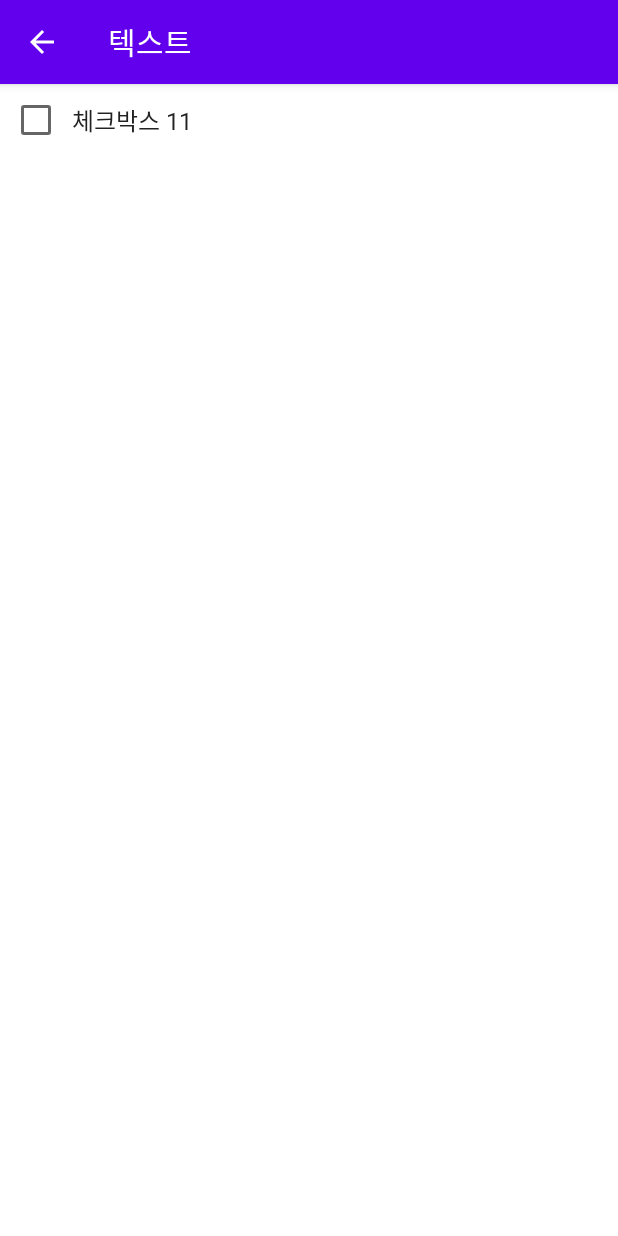
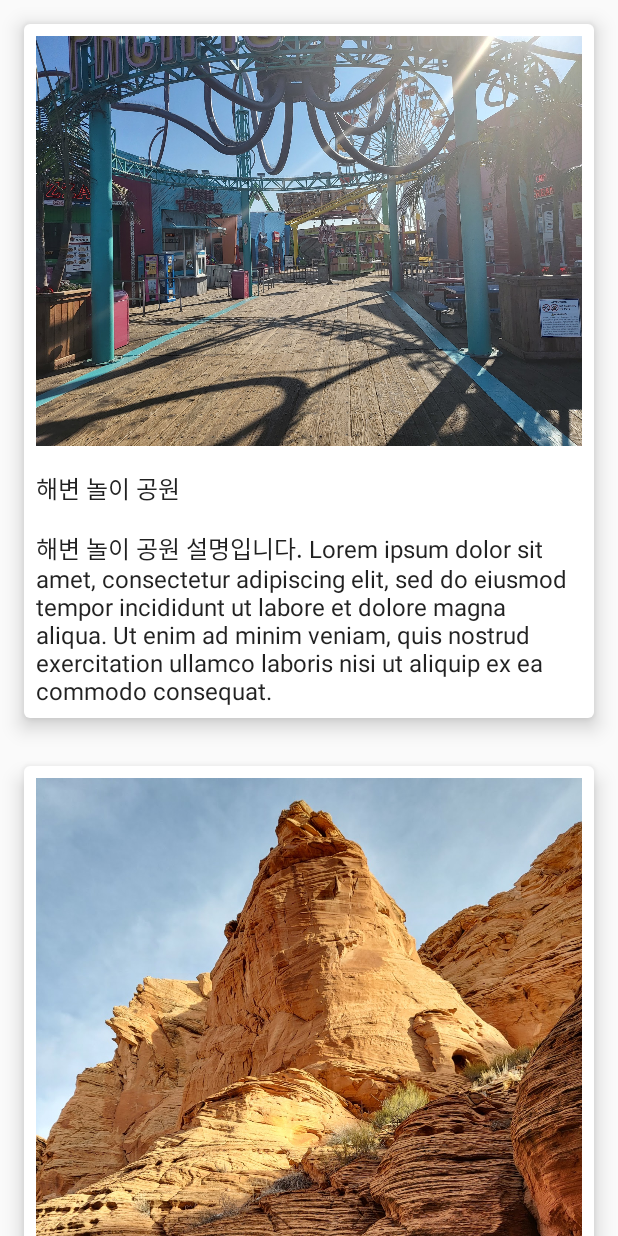
Before and after one commit to massOan/ComposeEtc, an Android app built with Jetpack Compose: the screen it shows after launch (MainActivity), on a phone screen of 412 x 824 dp. Run offline under Robolectric (Android 15) with nearby library versions, the phone set to English and light mode, and no system bars; pictures from the network do not load.

Commit message:
commit
LazyColumn예제 추가

```diff
--- a/app/src/main/java/com/example/compose_etc/MainActivity.kt
+++ b/app/src/main/java/com/example/compose_etc/MainActivity.kt
@@ -1,13 +1,17 @@
 package com.example.compose_etc
 
+import android.content.ClipData.Item
 import android.content.Context
 import android.os.Bundle
 import androidx.activity.ComponentActivity
 import androidx.activity.compose.setContent
+import androidx.annotation.DrawableRes
 import androidx.compose.foundation.BorderStroke
 import androidx.compose.foundation.Image
 import androidx.compose.foundation.clickable
 import androidx.compose.foundation.layout.*
+import androidx.compose.foundation.lazy.LazyColumn
+import androidx.compose.foundation.lazy.items
 import androidx.compose.foundation.shape.CircleShape
 import androidx.compose.material.*
 import androidx.compose.material.icons.Icons
@@ -22,6 +26,7 @@ import androidx.compose.ui.draw.clip
 import androidx.compose.ui.graphics.Color
 import androidx.compose.ui.graphics.painter.ColorPainter
 import androidx.compose.ui.modifier.modifierLocalConsumer
+import androidx.compose.ui.res.painterResource
 import androidx.compose.ui.text.font.Font
 import androidx.compose.ui.text.font.FontFamily
 import androidx.compose.ui.text.font.FontWeight
@@ -33,13 +38,18 @@ import coil.compose.AsyncImage
 import coil.compose.rememberImagePainter
 import com.example.compose_etc.MainActivity.Companion.placeHoldercardData
 import com.example.compose_etc.ui.theme.Compose_etcTheme
+import com.example.compose_etc.R.drawable
+
 
 class MainActivity : ComponentActivity() {
+
     override fun onCreate(savedInstanceState: Bundle?) {
+
+
         super.onCreate(savedInstanceState)
         setContent {
             Compose_etcTheme {
-                ScaffoldEx2()
+                CatalogFuntion(items)
             }
         }
     }
@@ -335,3 +345,99 @@ fun ScaffoldEx2() {
         }
     }
 }
+
+@Composable
+fun Item(itemData: ItemData) {
+    Card(
+        elevation = 8.dp,
+        modifier = Modifier.padding(16.dp)
+    ) {
+        Column(modifier = Modifier.padding(8.dp)) {
+            Image(painter = painterResource(id = itemData.imageId),
+                contentDescription = itemData.title )
+            Spacer(modifier = Modifier.padding(8.dp))
+
+            Text(text = itemData.title)
+
+            Spacer(modifier = Modifier.padding(8.dp))
+
+            Text(text = itemData.description)
+        }
+    }
+}
+
+@Preview(showBackground = true)
+@Composable
+fun ItemPreview() {
+    Compose_etcTheme {
+        CatalogFuntion(items)
+    }
+}
+
+
+@Composable
+fun CatalogFuntion(itemList: List<ItemData>) {
+
+    LazyColumn{
+        items(itemList) { it ->
+             Item(it)
+        }
+    }
+}
+
+
+data class ItemData(
+
+    @DrawableRes val imageId: Int,
+    val title: String,
+    val description: String,
+) {}
+
+val items = listOf(
+
+    ItemData(
+        imageId = drawable.a1,
+        title = "해변 놀이 공원",
+        description = "해변 놀이 공원 설명입니다. Lorem ipsum dolor sit amet, consectetur adipiscing elit, sed do eiusmod tempor incididunt ut labore et dolore magna aliqua. Ut enim ad minim veniam, quis nostrud exercitation ullamco laboris nisi ut aliquip ex ea commodo consequat. "
+    ),
+    ItemData(
+        imageId = drawable.a2,
+        title = "캐년",
+        description = "미국의 캐년입니다. Lorem ipsum dolor sit amet, consectetur adipiscing elit, sed do eiusmod tempor incididunt ut labore et dolore magna aliqua. Ut enim ad minim veniam, quis nostrud exercitation ullamco laboris nisi ut aliquip ex ea commodo consequat. "
+    ),
+    ItemData(
+        imageId = drawable.a3,
+        title = "워터월드",
+        description = "워터월드입니다. Lorem ipsum dolor sit amet, consectetur adipiscing elit, sed do eiusmod tempor incididunt ut labore et dolore magna aliqua. Ut enim ad minim veniam, quis nostrud exercitation ullamco laboris nisi ut aliquip ex ea commodo consequat. "
+    ),
+    ItemData(
+        imageId = drawable.a4,
+        title = "미국의 캐년",
+        description = "미국의 캐년입니다. Lorem ipsum dolor sit amet, consectetur adipiscing elit, sed do eiusmod tempor incididunt ut labore et dolore magna aliqua. Ut enim ad minim veniam, quis nostrud exercitation ullamco laboris nisi ut aliquip ex ea commodo consequat. "
+    ),
+    ItemData(
+        imageId = drawable.a5,
+        title = "라스베가스",
+        description = "라스베가스입니다. Lorem ipsum dolor sit amet, consectetur adipiscing elit, sed do eiusmod tempor incididunt ut labore et dolore magna aliqua. Ut enim ad minim veniam, quis nostrud exercitation ullamco laboris nisi ut aliquip ex ea commodo consequat. "
+    ),
+    ItemData(
+        imageId = drawable.a6,
+        title = "호르슈 밴드",
+        description = "호르슈 밴드입니다. Lorem ipsum dolor sit amet, consectetur adipiscing elit, sed do eiusmod tempor incididunt ut labore et dolore magna aliqua. Ut enim ad minim veniam, quis nostrud exercitation ullamco laboris nisi ut aliquip ex ea commodo consequat. "
+    ),
+    ItemData(
+        imageId = drawable.a7,
+        title = "미국의 길",
+        description = "미국의 길입니다. Lorem ipsum dolor sit amet, consectetur adipiscing elit, sed do eiusmod tempor incididunt ut labore et dolore magna aliqua. Ut enim ad minim veniam, quis nostrud exercitation ullamco laboris nisi ut aliquip ex ea commodo consequat. "
+    ),
+    ItemData(
+        imageId = drawable.a8,
+        title = "엔텔로프 캐년",
+        description = "엔텔로프 캐년입니다. Lorem ipsum dolor sit amet, consectetur adipiscing elit, sed do eiusmod tempor incididunt ut labore et dolore magna aliqua. Ut enim ad minim veniam, quis nostrud exercitation ullamco laboris nisi ut aliquip ex ea commodo consequat. "
+    ),
+    ItemData(
+        imageId = drawable.a9,
+        title = "그랜드 캐년",
+        description = "그랜드 캐년입니다. Lorem ipsum dolor sit amet, consectetur adipiscing elit, sed do eiusmod tempor incididunt ut labore et dolore magna aliqua. Ut enim ad minim veniam, quis nostrud exercitation ullamco laboris nisi ut aliquip ex ea commodo consequat. "
+    )
+)
```
